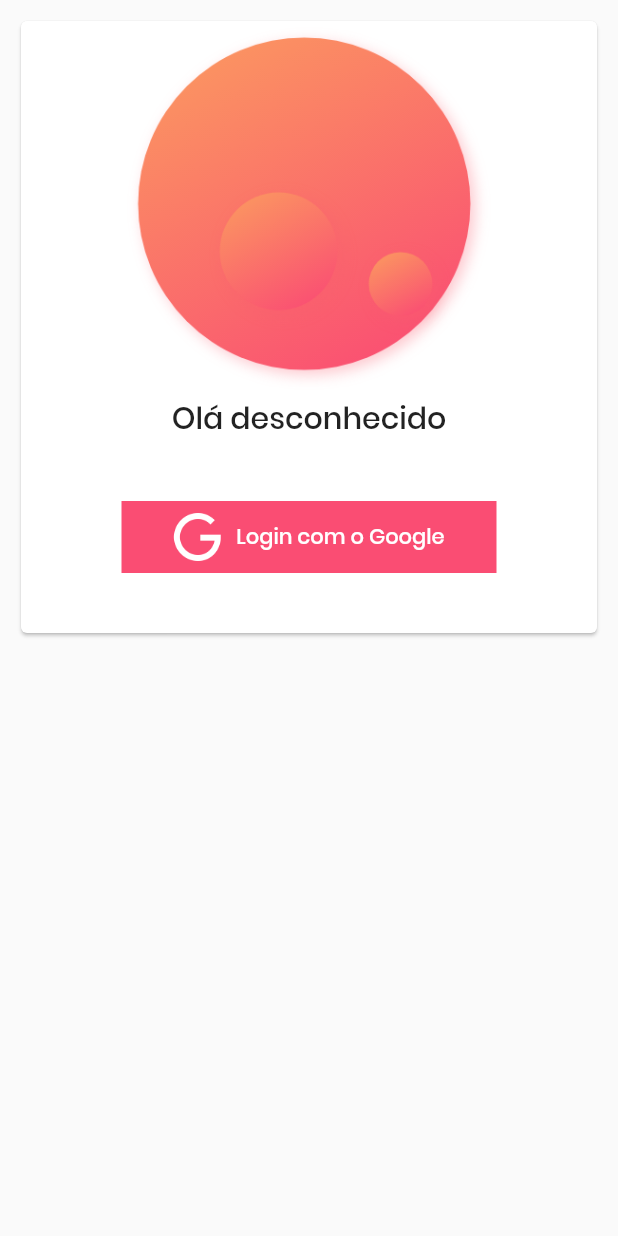
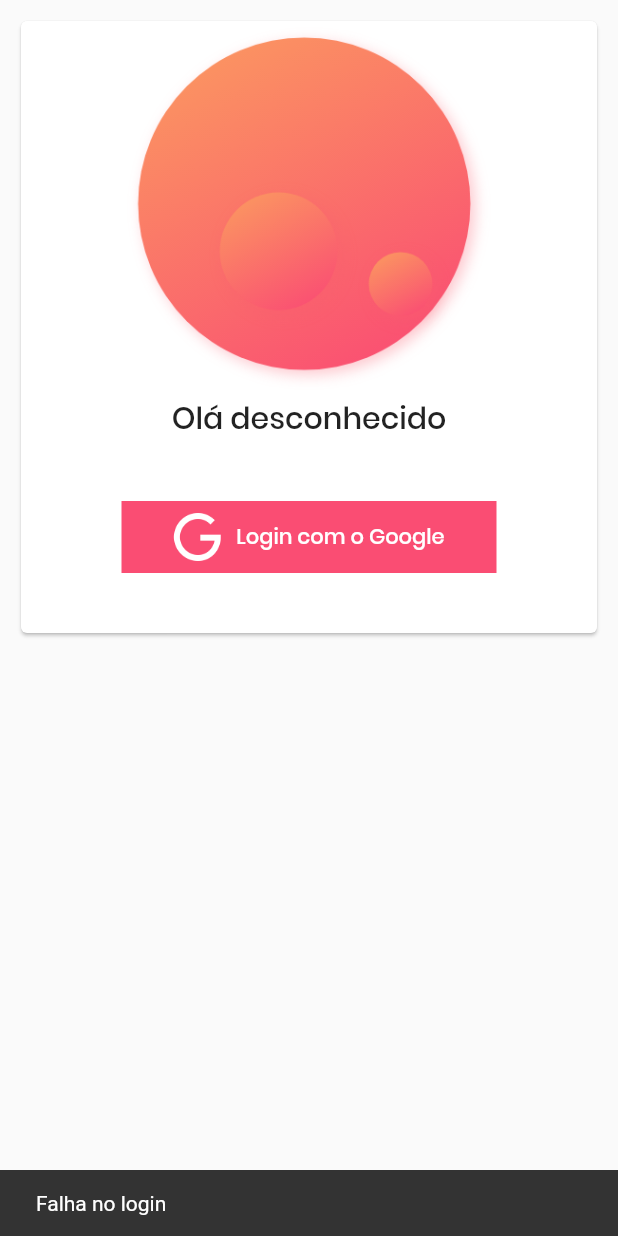
Before and after one commit to RaphaelVasconcelos/todo_list_flutter, a Flutter app: the screen it shows after launch, after a tap on "Login com o Google", on a phone screen of 412 x 824 dp. Run offline on Flutter 3.47's test engine with Material 2 defaults, Android fonts, the phone set to English and light mode, and no system bars; our stand-ins replace firebase_auth, google_sign_in; accounts and stored records are empty.

Commit message:
Inserindo função de login com o firebase

```diff
--- a/lib/views/login.view.dart
+++ b/lib/views/login.view.dart
@@ -2,6 +2,7 @@ import 'package:flutter/material.dart';
 import 'package:todos_flutter/components/button.widget.dart';
 import 'package:todos_flutter/controllers/login.controller.dart';
 import 'package:todos_flutter/views/home.view.dart';
+import 'package:todos_flutter/widgets/busy.widget.dart';
 
 class LoginView extends StatefulWidget {
   @override
@@ -53,9 +54,9 @@ class _LoginViewState extends State<LoginView> {
       body: SingleChildScrollView(
         child: Container(
           padding: EdgeInsets.all(10),
-          child: busy == true
-              ? CircularProgressIndicator()
-              : Card(
+          child: TDBusy(
+            busy: busy,
+            child: Card(
               child: Column(
                 children: <Widget>[
                   SizedBox(
@@ -75,7 +76,9 @@ class _LoginViewState extends State<LoginView> {
                   TDButton(
                     text: "Login com o Google",
                     image: "assets/images/google.png",
-                        callback: () {},
+                    callback: () {
+                      handleSignIn();
+                    },
                   ),
                   SizedBox(
                     height: 40,
@@ -85,6 +88,7 @@ class _LoginViewState extends State<LoginView> {
             ),
           ),
         ),
+      ),
     );
   }
 }
```
Lines whose indentation alone changed are shown as unchanged.
